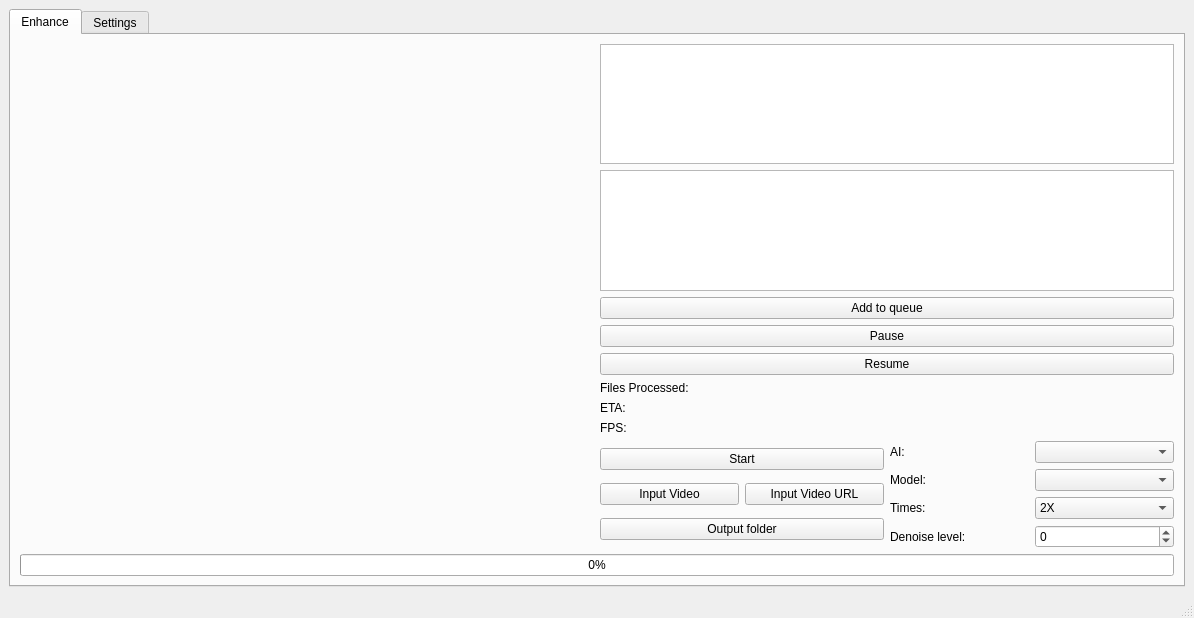
Before: the Qt Designer form mainwindow.ui in TNTwise/REAL-Video-Enhancer, drawn with Qt 5.
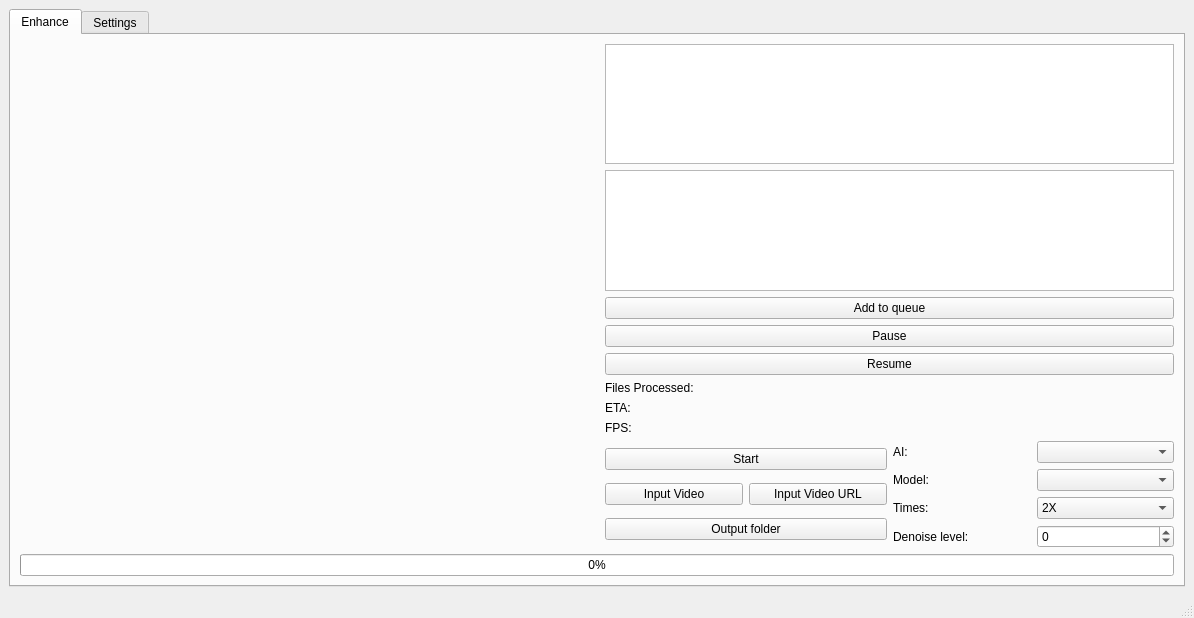
After: the same form once the commit is applied. Icons and pictures are not drawn.

What changed in the file:
```diff
--- a/mainwindow.ui
+++ b/mainwindow.ui
@@ -123,8 +123,27 @@
             <zorder>imageSpacerFrame</zorder>
            </widget>
           </item>
+          <item>
+           <spacer name="horizontalSpacer_4">
+            <property name="orientation">
+             <enum>Qt::Horizontal</enum>
+            </property>
+            <property name="sizeType">
+             <enum>QSizePolicy::Fixed</enum>
+            </property>
+            <property name="sizeHint" stdset="0">
+             <size>
+              <width>10</width>
+              <height>25</height>
+             </size>
+            </property>
+           </spacer>
+          </item>
           <item>
            <layout class="QVBoxLayout" name="verticalLayout_2">
+            <property name="sizeConstraint">
+             <enum>QLayout::SetDefaultConstraint</enum>
+            </property>
             <item>
              <layout class="QHBoxLayout" name="horizontalLayout_2">
               <item>
```
Left out of the diff: 7 changed lines with no effect on the pictures.
